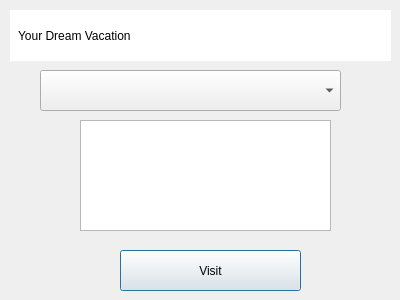
First picture: the form in dreamvacation.ui, repository scottoberman/findingnemo, before the edit.
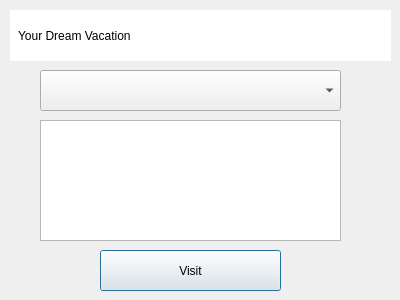
Second picture: the form after the edit.

The edit to the form file:
```diff
--- a/dreamvacation.ui
+++ b/dreamvacation.ui
@@ -42,7 +42,7 @@
   <widget class="QPushButton" name="pushButton">
    <property name="geometry">
     <rect>
-     <x>120</x>
+     <x>100</x>
      <y>250</y>
      <width>181</width>
      <height>41</height>
@@ -62,13 +62,13 @@
     </rect>
    </property>
   </widget>
-  <widget class="QTableWidget" name="tableWidget">
+  <widget class="QListWidget" name="listWidget">
    <property name="geometry">
     <rect>
-     <x>80</x>
+     <x>40</x>
      <y>120</y>
-     <width>251</width>
-     <height>111</height>
+     <width>301</width>
+     <height>121</height>
     </rect>
    </property>
   </widget>
```
